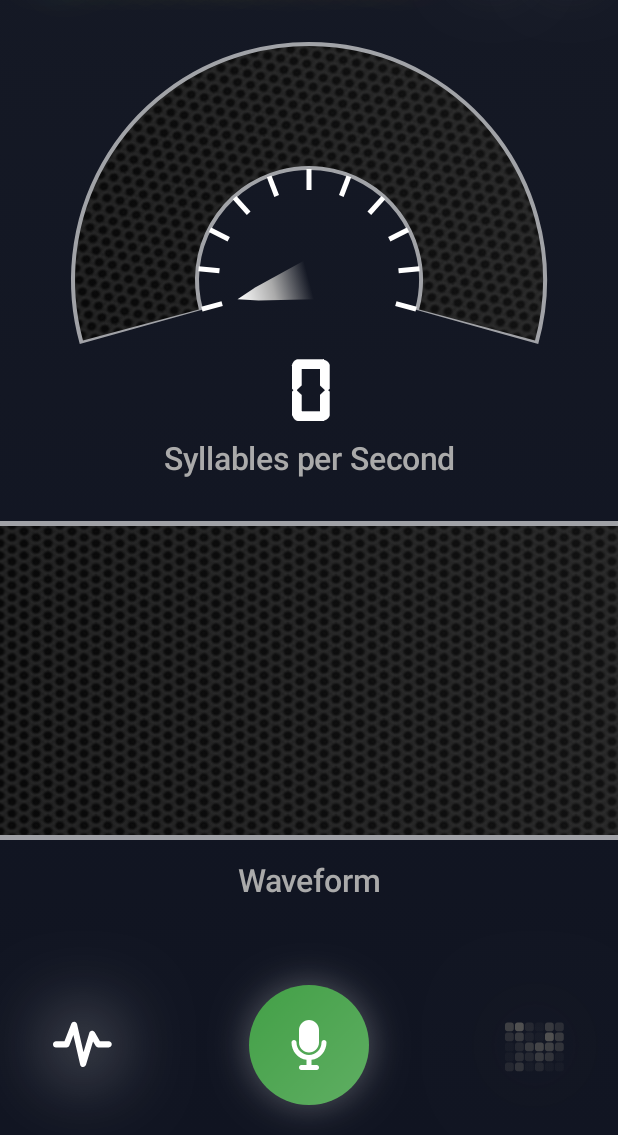
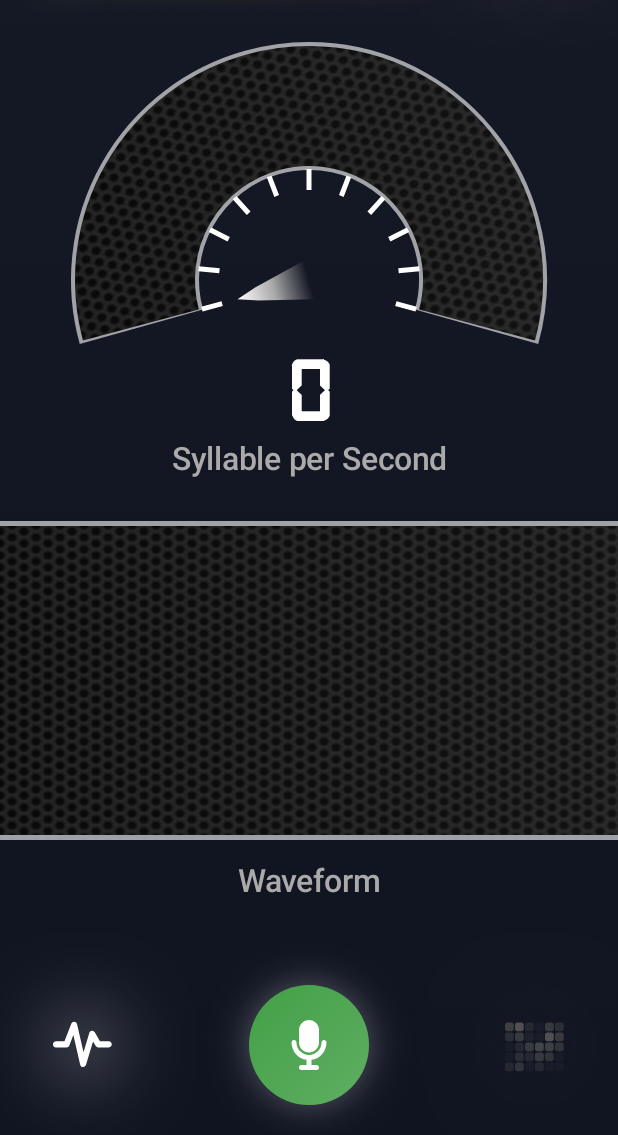
Before and after one commit to v-perfilev/TempoTalk, an Android app built with Jetpack Compose: the screen it shows after launch (MainActivity), on a phone screen of 412 x 824 dp, the part 101-1236 px from its top. Run offline under Robolectric (Android 15) with nearby library versions, the phone set to English and light mode, and no system bars; our stand-ins replace Dagger/Hilt's generated code, livedata-compose.

Commit message:
refactor: replace hardcoded strings with string resources

```diff
--- a/app/src/main/java/com/persoff68/speechratemonitor/ui/shared/gauge/Gauge.kt
+++ b/app/src/main/java/com/persoff68/speechratemonitor/ui/shared/gauge/Gauge.kt
@@ -41,6 +41,7 @@ import androidx.compose.ui.graphics.drawscope.rotate
 import androidx.compose.ui.input.pointer.pointerInput
 import androidx.compose.ui.layout.onSizeChanged
 import androidx.compose.ui.res.imageResource
+import androidx.compose.ui.res.stringResource
 import androidx.compose.ui.text.font.FontWeight
 import androidx.compose.ui.tooling.preview.Devices
 import androidx.compose.ui.tooling.preview.Preview
@@ -126,7 +127,7 @@ private fun GaugeTempoValue(value: Int, animationState: GaugeAnimationState) {
         )
         Spacer(Modifier.height(10.dp))
         Text(
-            text = "Syllables per Second",
+            text = stringResource(R.string.syllable_per_second),
             style = MaterialTheme.typography.headlineSmall,
             color = subtitleTextColor,
             fontSize = 21.sp,
--- a/app/src/main/java/com/persoff68/speechratemonitor/ui/shared/indicatorsubtitle/IndicatorSubtitle.kt
+++ b/app/src/main/java/com/persoff68/speechratemonitor/ui/shared/indicatorsubtitle/IndicatorSubtitle.kt
@@ -4,10 +4,12 @@ import androidx.compose.material3.MaterialTheme
 import androidx.compose.material3.Surface
 import androidx.compose.material3.Text
 import androidx.compose.runtime.Composable
+import androidx.compose.ui.res.stringResource
 import androidx.compose.ui.text.font.FontWeight
 import androidx.compose.ui.tooling.preview.Devices
 import androidx.compose.ui.tooling.preview.Preview
 import androidx.compose.ui.unit.sp
+import com.persoff68.speechratemonitor.R
 import com.persoff68.speechratemonitor.ui.shared.gauge.Gauge
 import com.persoff68.speechratemonitor.ui.theme.SpeechRateMonitorAppTheme
 
@@ -25,9 +27,11 @@ fun IndicatorSubtitlePreview() {
 @Composable
 fun IndicatorSubtitle(showWaveform: Boolean) {
     val subtitleTextColor = MaterialTheme.colorScheme.onBackground
+    val waveformSubtitle = stringResource(R.string.waveform)
+    val spectrogramSubtitle = stringResource(R.string.spectrogram)
 
     Text(
-        text = if (showWaveform) "Waveform" else "Spectrogram",
+        text = if (showWaveform) waveformSubtitle else spectrogramSubtitle,
         style = MaterialTheme.typography.headlineSmall,
         color = subtitleTextColor,
         fontSize = 21.sp,
--- a/app/src/main/res/values/strings.xml
+++ b/app/src/main/res/values/strings.xml
@@ -2,4 +2,7 @@
     <string name="app_name">SpeechRateMonitorApp</string>
     <string name="title_activity_main">MainActivity</string>
     <string name="title_activity_settings">SettingsActivity</string>
+    <string name="syllable_per_second">Syllable per Second</string>
+    <string name="waveform">Waveform</string>
+    <string name="spectrogram">Spectrogram</string>
 </resources>
```
